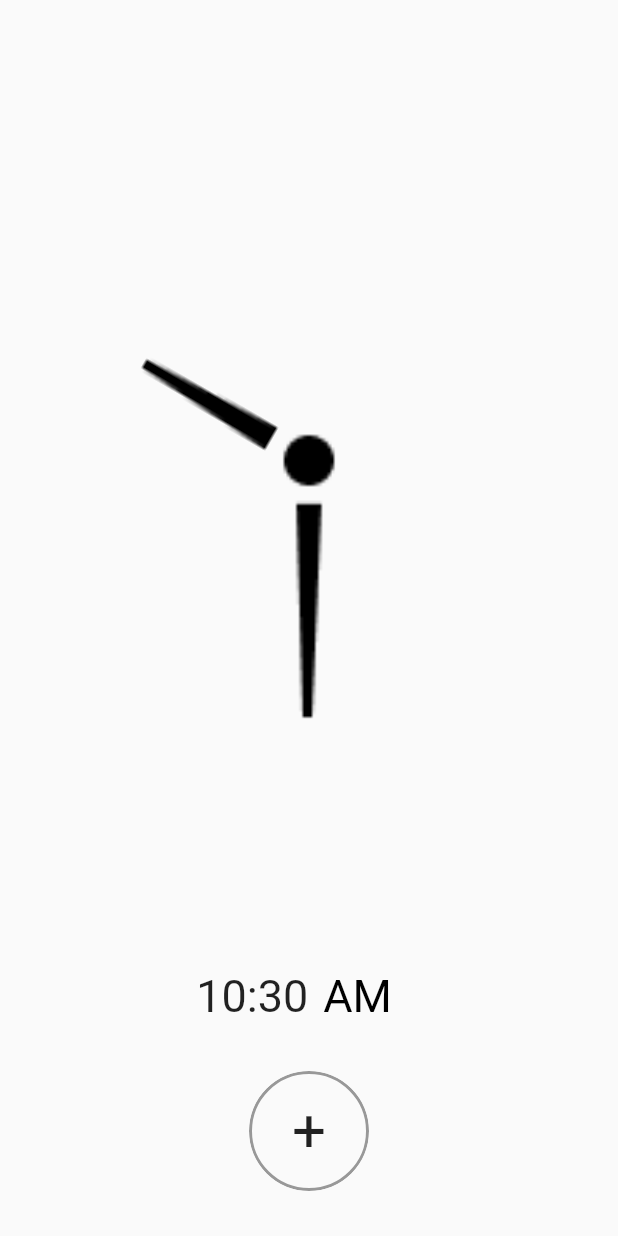
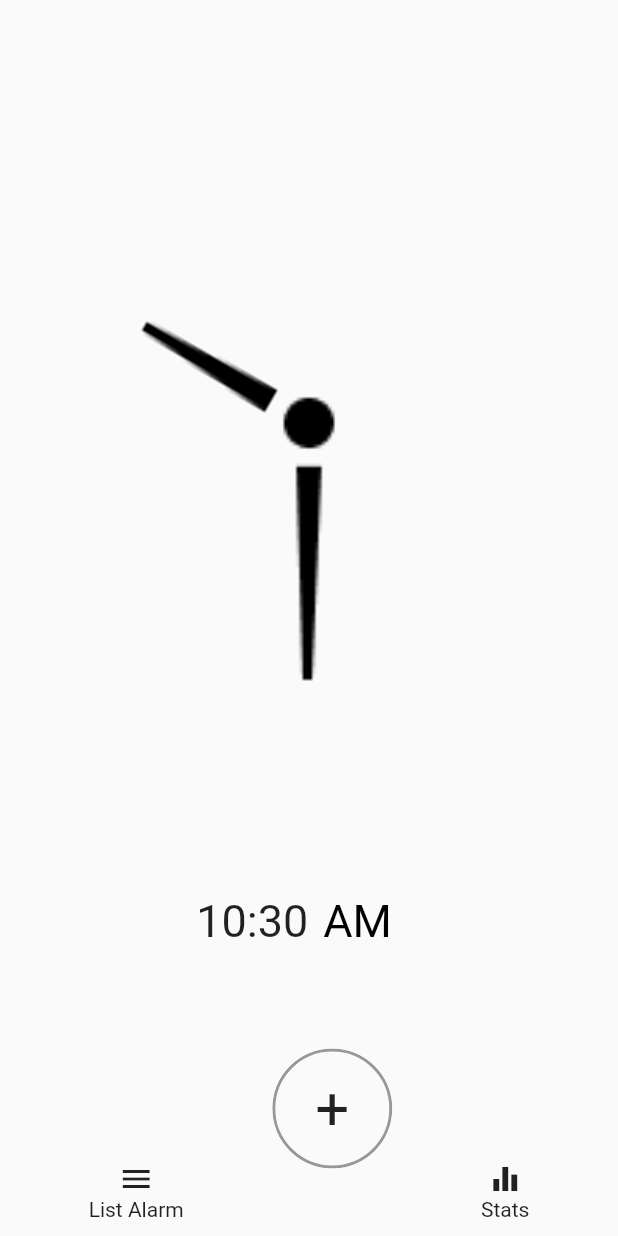
Before and after one commit to afandiyusuf/personal_alarm, a Flutter app: the screen it shows after launch, on a phone screen of 412 x 824 dp. Run offline on Flutter 3.47's test engine with Material 2 defaults, Android fonts, the phone set to English and light mode, and no system bars.

Commit message:
finish main ui, and add scaffold for stats ui and list ui

```diff
--- /dev/null
+++ b/lib/core/service/shared_pref_service.dart
@@ -0,0 +1,3 @@
+class SharePrefService{
+
+}
--- /dev/null
+++ b/lib/features/list_alarm/presentation/page/list_alarm_page.dart
@@ -0,0 +1,13 @@
+import 'package:flutter/material.dart';
+
+class ListAlarmPage extends StatelessWidget {
+  static const tag = "/list-alarm";
+  const ListAlarmPage({Key? key}) : super(key: key);
+
+  @override
+  Widget build(BuildContext context) {
+    return Scaffold(
+      appBar: AppBar(title: Text("Your Alarm"),),
+    );
+  }
+}
--- a/lib/features/main/presentation/page/main_page.dart
+++ b/lib/features/main/presentation/page/main_page.dart
@@ -1,8 +1,12 @@
 import 'package:flutter/material.dart';
+import 'package:personal_alarm/features/list_alarm/presentation/page/list_alarm_page.dart';
 import 'package:personal_alarm/features/main/presentation/widgets/clock_widget.dart';
 import 'dart:math' as math;
+import 'package:flutter/cupertino.dart';
+import 'package:personal_alarm/features/stats/presentation/page/stats_page.dart';
 
 class MainPage extends StatefulWidget {
+  static const tag = "/main-page";
   const MainPage({Key? key}) : super(key: key);
 
   @override
@@ -44,7 +48,7 @@ class _MainPageState extends State<MainPage> {
                         onVerticalDragUpdate: (DragUpdateDetails details) {
                           _calculateAngle(details);
                         },
-                        child: Container(
+                        child: SizedBox(
                           width: maxWH,
                           height: maxWH,
                           child: ClockWidget(
@@ -52,7 +56,7 @@ class _MainPageState extends State<MainPage> {
                               min: currentMinutes.toInt(),
                               focusOn: _currentFocus),
                         )))),
-            Container(
+            SizedBox(
               width: MediaQuery.of(context).size.width,
               height: 100,
               child: Center(
@@ -60,16 +64,16 @@ class _MainPageState extends State<MainPage> {
                   mainAxisAlignment: MainAxisAlignment.center,
                   children: [
                     Text(
-                      _2digitStringFormat(currentHours),
+                      _twoDigitStringFormat(currentHours),
                       style: TextStyle(
                           fontSize: (_currentFocus == FocusOn.hours) ? 50 : 30),
                     ),
-                    Text(":", style: TextStyle(fontSize: 30)),
-                    Text(_2digitStringFormat(currentMinutes),
+                    const Text(":", style: TextStyle(fontSize: 30)),
+                    Text(_twoDigitStringFormat(currentMinutes),
                         style: TextStyle(
                             fontSize:
                                 (_currentFocus == FocusOn.minutes) ? 50 : 30)),
-                    SizedBox(
+                    const SizedBox(
                       width: 10,
                     ),
                     GestureDetector(
@@ -83,7 +87,7 @@ class _MainPageState extends State<MainPage> {
                         padding: const EdgeInsets.all(20.0).copyWith(left: 0),
                         child: Text(
                           (isAM) ? "AM" : "PM",
-                          style: TextStyle(fontSize: 30, color: Colors.black),
+                          style: const TextStyle(fontSize: 30, color: Colors.black),
                         ),
                       ),
                     ),
@@ -91,6 +95,24 @@ class _MainPageState extends State<MainPage> {
                 ),
               ),
             ),
+            SizedBox(
+              height: 150,
+              child: Row(
+                children: [
+                  const Spacer(),
+                  InkWell(
+                    onTap: (){
+                      Navigator.pushNamed(context, ListAlarmPage.tag);
+                    },
+                    child: Column(
+                      mainAxisAlignment: MainAxisAlignment.end,
+                      children: [
+                        Icon(Icons.menu),
+                        Text("List Alarm")
+                      ],
+                    ),
+                  ),
+                  const Spacer(),
                   InkWell(
                     child: ClipRRect(
                       borderRadius: BorderRadius.circular(100),
@@ -100,7 +122,7 @@ class _MainPageState extends State<MainPage> {
                             border: Border.all(color: Colors.black.withAlpha(100), width: 2)),
                         width: 80,
                         height: 80,
-                  child: Center(
+                        child: const Center(
                             child: Text(
                           "+",
                           style: TextStyle(fontSize: 40),
@@ -108,14 +130,31 @@ class _MainPageState extends State<MainPage> {
                       ),
                     ),
                   ),
-            SizedBox(height: 30)
+                  const Spacer(),
+                  InkWell(
+                    onTap:(){
+                      Navigator.pushNamed(context, StatsPage.tag);
+                    },
+                    child: Column(
+                      mainAxisAlignment: MainAxisAlignment.end,
+                      children: [
+                        Icon(Icons.equalizer),
+                        Text("Stats")
+                      ],
+                    ),
+                  ),
+                  const Spacer(),
+                ],
+              ),
+            ),
+            const SizedBox(height: 10)
           ],
         ),
       ),
     );
   }
 
-  String _2digitStringFormat(double val) {
+  String _twoDigitStringFormat(double val) {
     int intVal = val.toInt();
     if (intVal < 10) {
       return "0$intVal";
--- a/lib/features/main/presentation/widgets/clock_widget.dart
+++ b/lib/features/main/presentation/widgets/clock_widget.dart
@@ -27,7 +27,7 @@ class ClockWidget extends StatelessWidget {
                 Positioned(
                   left: 0,
                     right: 0,
-                    child: Container(
+                    child: SizedBox(
                   width: maxWH,
                   height: maxWH,
                   child: Image.asset("assets/center_dot.png",fit: BoxFit.contain,),
@@ -39,7 +39,7 @@ class ClockWidget extends StatelessWidget {
                       angle:(360/12)*hours* math.pi/180,
                       child: Opacity(
                         opacity: (focusOn == FocusOn.none || focusOn == FocusOn.hours)?1:0.2,
-                        child: Container(
+                        child: SizedBox(
                           width: maxWH,
                           height: maxWH,
                           child: Image.asset("assets/hours.png",fit: BoxFit.contain),
@@ -53,7 +53,7 @@ class ClockWidget extends StatelessWidget {
                       angle: (360/60)*min* math.pi/180,
                       child: Opacity(
                         opacity: (focusOn == FocusOn.none || focusOn == FocusOn.minutes)?1:0.2,
-                        child: Container(
+                        child: SizedBox(
                           width: maxWH,
                           height: maxWH,
                           child: Image.asset("assets/minutes.png",fit: BoxFit.contain),
--- /dev/null
+++ b/lib/features/stats/presentation/page/stats_page.dart
@@ -0,0 +1,14 @@
+import 'package:flutter/material.dart';
+
+class StatsPage extends StatelessWidget {
+  static const String tag = "/stats";
+
+  const StatsPage({Key? key}) : super(key: key);
+
+  @override
+  Widget build(BuildContext context) {
+    return Scaffold(
+      appBar: AppBar(title: Text("Stats")),
+    );
+  }
+}
--- a/lib/main.dart
+++ b/lib/main.dart
@@ -1,4 +1,6 @@
 import 'package:flutter/material.dart';
+import 'package:personal_alarm/features/list_alarm/presentation/page/list_alarm_page.dart';
+import 'package:personal_alarm/features/stats/presentation/page/stats_page.dart';
 
 import 'features/main/presentation/page/main_page.dart';
 
@@ -14,9 +16,13 @@ class MyApp extends StatelessWidget {
   Widget build(BuildContext context) {
     return MaterialApp(
       title: 'Flutter Demo',
-      theme: ThemeData(
-      ),
-      home: const MainPage(),
+      theme: ThemeData(),
+      initialRoute: MainPage.tag,
+      routes: {
+        MainPage.tag: (_) => MainPage(),
+        ListAlarmPage.tag: (_) => ListAlarmPage(),
+        StatsPage.tag: (_) => StatsPage()
+      },
     );
   }
 }
--- a/pubspec.yaml
+++ b/pubspec.yaml
@@ -34,6 +34,7 @@ dependencies:
   # The following adds the Cupertino Icons font to your application.
   # Use with the CupertinoIcons class for iOS style icons.
   cupertino_icons: ^1.0.2
+  shared_preferences: ^2.0.9
 
 dev_dependencies:
   flutter_test:
```
Also changed, not shown: lib/core/model/alarm.dart (added), pubspec.lock. Lines whose indentation alone changed are shown as unchanged.
